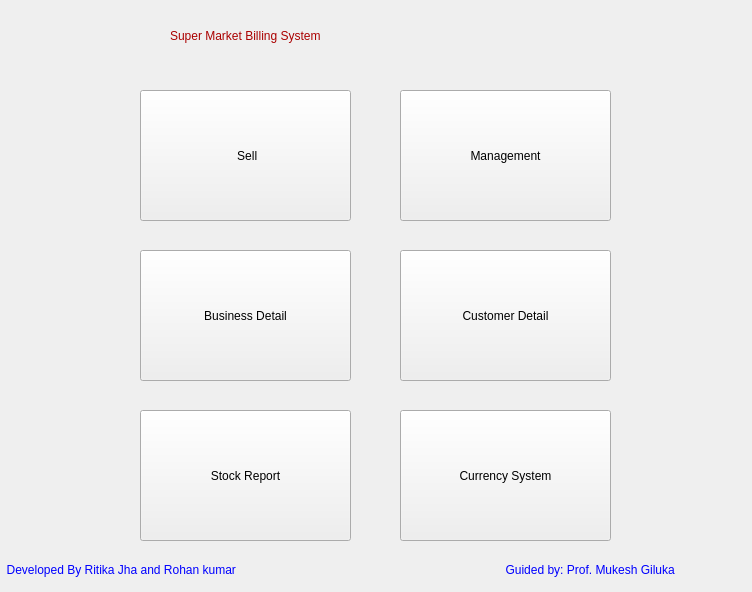
Above: billing_system2/mainwindow.ui from ritikajha/billing_system before the change. Below: the same form after it.
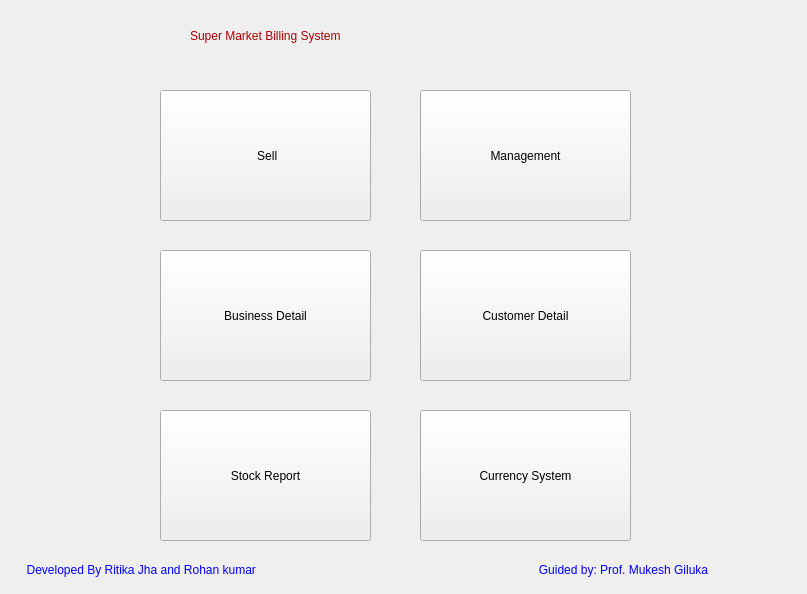
That is the form after the change.

```diff
--- a/billing_system2/mainwindow.ui
+++ b/billing_system2/mainwindow.ui
@@ -6,8 +6,8 @@
    <rect>
     <x>0</x>
     <y>0</y>
-    <width>752</width>
-    <height>592</height>
+    <width>807</width>
+    <height>594</height>
    </rect>
   </property>
   <property name="windowTitle">
@@ -17,7 +17,7 @@
    <widget class="QPushButton" name="pushButton_4">
     <property name="geometry">
      <rect>
-      <x>400</x>
+      <x>420</x>
       <y>250</y>
       <width>211</width>
       <height>131</height>
@@ -33,7 +33,7 @@
    <widget class="QPushButton" name="pushButton_2">
     <property name="geometry">
      <rect>
-      <x>400</x>
+      <x>420</x>
       <y>90</y>
       <width>211</width>
       <height>131</height>
@@ -49,9 +49,9 @@
    <widget class="QLabel" name="label_statusbar_1">
     <property name="geometry">
      <rect>
-      <x>0</x>
+      <x>20</x>
       <y>560</y>
-      <width>751</width>
+      <width>771</width>
       <height>20</height>
      </rect>
     </property>
@@ -59,13 +59,13 @@
      <string notr="true">color: rgb(0, 0, 255);</string>
     </property>
     <property name="text">
-     <string>  Developed By Ritika Jha and Rohan kumar                                                                                 Guided by: Prof. Mukesh Giluka</string>
+     <string>  Developed By Ritika Jha and Rohan kumar                                                                                     Guided by: Prof. Mukesh Giluka</string>
     </property>
    </widget>
    <widget class="QPushButton" name="pushButton">
     <property name="geometry">
      <rect>
-      <x>140</x>
+      <x>160</x>
       <y>90</y>
       <width>211</width>
       <height>131</height>
@@ -81,7 +81,7 @@
    <widget class="QPushButton" name="pushButton_3">
     <property name="geometry">
      <rect>
-      <x>140</x>
+      <x>160</x>
       <y>250</y>
       <width>211</width>
       <height>131</height>
@@ -97,7 +97,7 @@
    <widget class="QLabel" name="label">
     <property name="geometry">
      <rect>
-      <x>170</x>
+      <x>190</x>
       <y>10</y>
       <width>461</width>
       <height>51</height>
@@ -114,7 +114,7 @@
    <widget class="QPushButton" name="pushButton_5">
     <property name="geometry">
      <rect>
-      <x>140</x>
+      <x>160</x>
       <y>410</y>
       <width>211</width>
       <height>131</height>
@@ -130,7 +130,7 @@
    <widget class="QPushButton" name="pushButton_6">
     <property name="geometry">
      <rect>
-      <x>400</x>
+      <x>420</x>
       <y>410</y>
       <width>211</width>
       <height>131</height>
```
